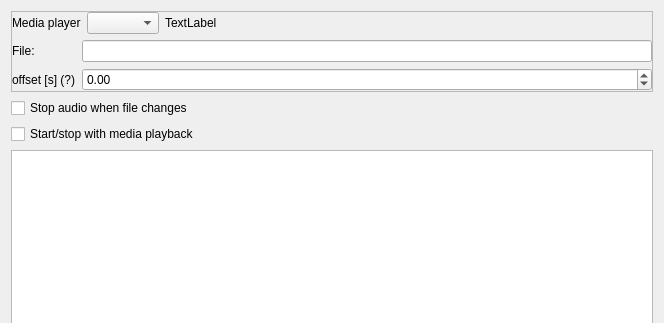
Above: designer/mediasettingswidget.ui from trilithus/restim before the change; both pictures show x 0 to 664 and y 0 to 323 of the 664 by 477 pixel window. Below: the same form after it.
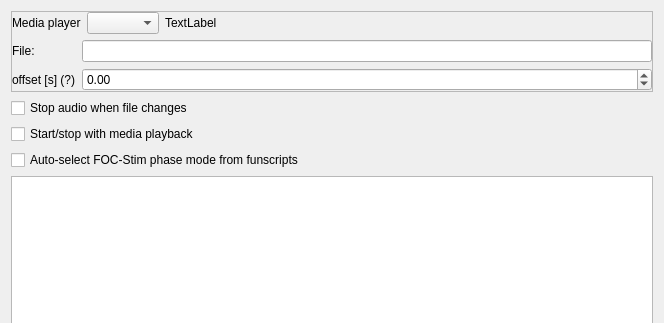
That is the form after the change. Custom widgets are drawn as their Qt base class.

Commit message:
Add option to auto-select FOC-Stim phase mode from funscripts
When enabled, loading funscripts with only alpha/beta axes switches the
device to FOC-Stim three-phase, and loading only e1-e4 axes switches it
to four-phase. Mixed or missing position scripts leave the mode alone.

The edit to the form file:
```diff
--- a/designer/mediasettingswidget.ui
+++ b/designer/mediasettingswidget.ui
@@ -155,6 +155,16 @@
      </property>
     </widget>
    </item>
+   <item>
+    <widget class="QCheckBox" name="auto_select_focstim_mode_checkbox">
+     <property name="toolTip">
+      <string>Switch FOC-Stim between three-phase and four-phase depending on the loaded funscripts</string>
+     </property>
+     <property name="text">
+      <string>Auto-select FOC-Stim phase mode from funscripts</string>
+     </property>
+    </widget>
+   </item>
    <item>
     <widget class="TreeViewWithComboBox" name="treeView"/>
    </item>
```
The commit also changes 4 other files.
